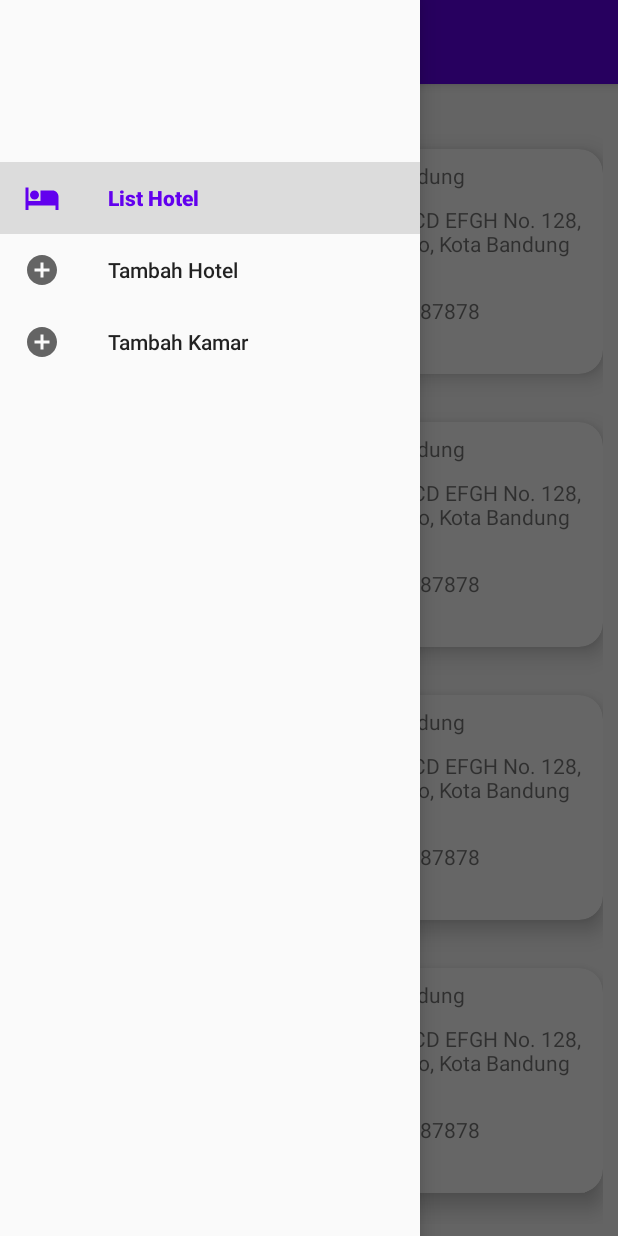
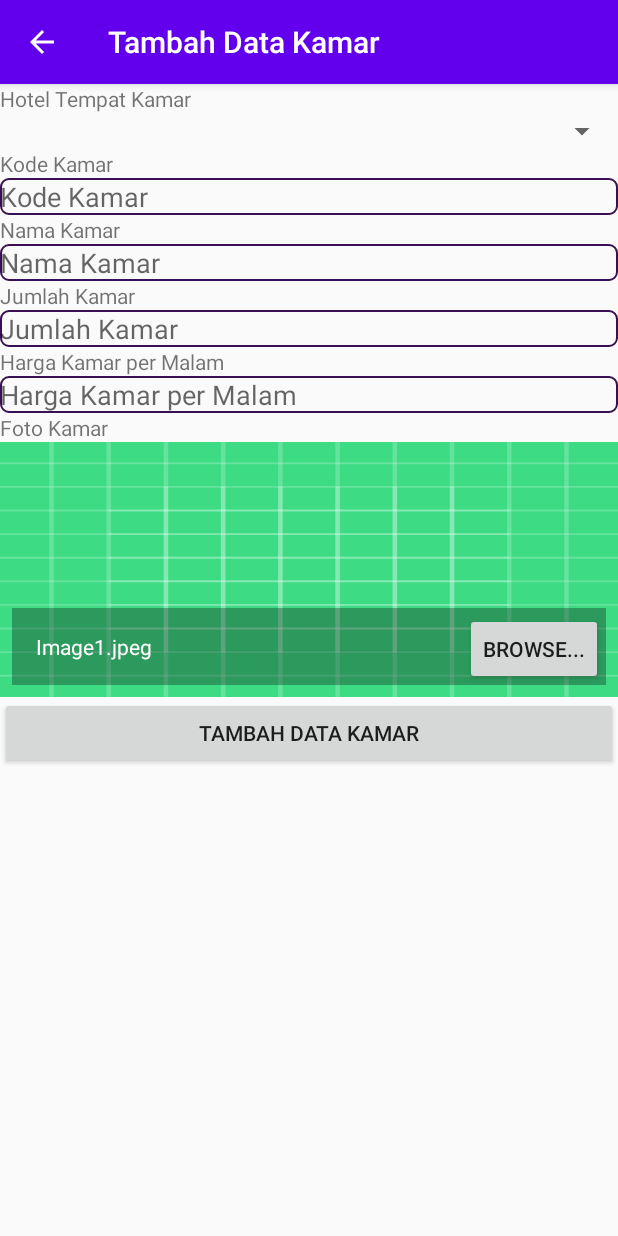
Before and after one commit to mumuhkustino/hotel_gis, an Android app: the screen it shows after launch (MainActivity before the commit, AddEditRoomActivity after it), in the side drawer, after a tap on "Tambah Kamar", on a phone screen of 412 x 824 dp. Run offline under Robolectric (Android 15) with nearby library versions, the phone set to English and light mode, and no system bars; libraries missing offline, so code that uses them is left out: jp.wasabeef.glide; pictures from the network do not load; 3 statements that could not run were skipped.

Commit message:
Add feature add edit hotel, and add edit room.

```diff
--- a/app/src/main/AndroidManifest.xml
+++ b/app/src/main/AndroidManifest.xml
@@ -13,9 +13,13 @@
         android:supportsRtl="true"
         android:theme="@style/AppTheme"
         android:usesCleartextTraffic="true">
+        <activity android:name=".admin.ui.AddEditRoomActivity"
+            android:theme="@style/AppTheme.NoActionBar" />
+        <activity android:name=".admin.ui.AddEditHotelActivity"
+            android:theme="@style/AppTheme.NoActionBar" />
         <activity
             android:name=".admin.ui.DetailHotelActivity"
-            android:theme="@style/AppTheme.NoActionBar"/>
+            android:theme="@style/AppTheme.NoActionBar" />
         <activity
             android:name=".MainActivity"
             android:theme="@style/AppTheme.NoActionBar">
--- a/app/src/main/java/com/hotelgis/MainActivity.kt
+++ b/app/src/main/java/com/hotelgis/MainActivity.kt
@@ -9,6 +9,8 @@ import androidx.core.view.GravityCompat
 import androidx.recyclerview.widget.LinearLayoutManager
 import com.google.android.material.navigation.NavigationView
 import com.hotelgis.admin.adapter.ListHotelAdapter
+import com.hotelgis.admin.ui.AddEditHotelActivity
+import com.hotelgis.admin.ui.AddEditRoomActivity
 import com.hotelgis.admin.ui.DetailHotelActivity
 import com.hotelgis.model.Hotel
 import kotlinx.android.synthetic.main.activity_main.*
@@ -30,6 +32,7 @@ class MainActivity : AppCompatActivity(), NavigationView.OnNavigationItemSelecte
         drawerLayout.addDrawerListener(toggle)
         toggle.syncState()
         navView.setNavigationItemSelectedListener(this)
+
         navView.setCheckedItem(R.id.listHotel)
 
         recyclerViewHotel.layoutManager = LinearLayoutManager(this)
@@ -68,10 +71,12 @@ class MainActivity : AppCompatActivity(), NavigationView.OnNavigationItemSelecte
     override fun onNavigationItemSelected(p0: MenuItem): Boolean {
         when (p0.itemId) {
             R.id.addHotel -> {
-                TODO()
+                val intentToDetail = Intent(baseContext, AddEditHotelActivity::class.java)
+                startActivity(intentToDetail)
             }
             R.id.addRoom -> {
-                TODO()
+                val intentToDetail = Intent(baseContext, AddEditRoomActivity::class.java)
+                startActivity(intentToDetail)
             }
         }
         drawerLayout.closeDrawer(GravityCompat.START)
@@ -81,9 +86,13 @@ class MainActivity : AppCompatActivity(), NavigationView.OnNavigationItemSelecte
     override fun onItemClicked(hotel: Hotel) {
         if (hotel != null) {
             val intentToDetail = Intent(baseContext, DetailHotelActivity::class.java)
-            intentToDetail.putExtra(DetailHotelActivity.EXTRA_HOTEL, hotel)
+            intentToDetail.putExtra(DetailHotelActivity.EXTRA_DETAIL_HOTEL, hotel)
             startActivity(intentToDetail)
         }
     }
 
+    override fun onResume() {
+        super.onResume()
+        navView.setCheckedItem(R.id.listHotel)
+    }
 }
--- a/app/src/main/java/com/hotelgis/admin/adapter/ListHotelAdapter.kt
+++ b/app/src/main/java/com/hotelgis/admin/adapter/ListHotelAdapter.kt
@@ -32,7 +32,6 @@ class ListHotelAdapter(private val onItemClickCallback: OnItemClickCallback): Re
     override fun onBindViewHolder(holder: ViewHolder, position: Int) {
         val hotel = listHotel[position]
 
-//        Log.d("", hotel.toString())
         holder.tvHotelName.text = hotel.name
         holder.tvHotelAddress.text = hotel.address
         holder.tvHotelPhone.text = hotel.phone
--- a/app/src/main/java/com/hotelgis/admin/adapter/ListRoomAdapter.kt
+++ b/app/src/main/java/com/hotelgis/admin/adapter/ListRoomAdapter.kt
@@ -1,6 +1,5 @@
-package com.roomgis.admin.adapter
+package com.hotelgis.admin.adapter
 
-import android.util.Log
 import android.view.LayoutInflater
 import android.view.View
 import android.view.ViewGroup
@@ -15,17 +14,17 @@ import com.hotelgis.R
 import com.hotelgis.model.Room
 import jp.wasabeef.glide.transformations.RoundedCornersTransformation
 
-class ListRoomAdapter (): RecyclerView.Adapter<ListRoomAdapter.ViewHolder>() {
+class ListRoomAdapter: RecyclerView.Adapter<ListRoomAdapter.ViewHolder>() {
 
     var listRoom: List<Room> = arrayListOf()
 
-    internal fun setRooms(notes : List<Room>){
-        this.listRoom = notes
+    set(value) {
+        field = value
         notifyDataSetChanged()
     }
 
     override fun onCreateViewHolder(parent: ViewGroup, viewType: Int): ViewHolder {
-        return ViewHolder(LayoutInflater.from(parent.context).inflate(R.layout.item_content_list_room, parent, false))
+        return ViewHolder(LayoutInflater.from(parent.context).inflate(R.layout.item_list_room, parent, false))
     }
 
     override fun getItemCount(): Int {
@@ -35,7 +34,6 @@ class ListRoomAdapter (): RecyclerView.Adapter<ListRoomAdapter.ViewHolder>() {
     override fun onBindViewHolder(holder: ViewHolder, position: Int) {
         val room = listRoom[position]
 
-        Log.d("", room.toString())
         holder.tvRoomCode.text = room.code
         holder.tvRoomName.text = room.name
         holder.tvRoomQuantity.text = room.quantity.toString()
--- /dev/null
+++ b/app/src/main/java/com/hotelgis/admin/ui/AddEditRoomActivity.kt
@@ -0,0 +1,58 @@
+package com.hotelgis.admin.ui
+
+import android.os.Bundle
+import android.view.MenuItem
+import androidx.appcompat.app.AppCompatActivity
+import com.hotelgis.R
+import com.hotelgis.model.Room
+import kotlinx.android.synthetic.main.activity_add_edit_room.*
+
+class AddEditRoomActivity : AppCompatActivity() {
+
+    companion object {
+        const val EXTRA_ROOM = "EXTRA_ROOM"
+        const val EXTRA_HOTEL = "EXTRA_HOTEL"
+    }
+
+    override fun onCreate(savedInstanceState: Bundle?) {
+        super.onCreate(savedInstanceState)
+        setContentView(R.layout.activity_add_edit_room)
+
+        toolbar.title = resources.getString(R.string.add_data_room)
+        if (intent.getStringExtra(EXTRA_ROOM) != null) {
+            toolbar.title = resources.getString(R.string.edit_data_room)
+        }
+        setSupportActionBar(toolbar)
+        supportActionBar?.setDisplayHomeAsUpEnabled(true)
+        val nameHotel = intent.getStringExtra(EXTRA_ROOM)
+
+        btnBrowseImage.setOnClickListener {
+//            tvImageName.text = //Name Image (ex: Image1.jpeg)
+//            Glide.with(baseContext)
+//                .load(image)
+//                .error(R.drawable.ic_launcher_background)
+//                .apply(RequestOptions.bitmapTransform(RoundedCornersTransformation(20, 0, RoundedCornersTransformation.CornerType.ALL)))
+//                .into(imgRoom)
+        }
+
+        btnAddDataRoom.setOnClickListener {
+            val hotel = Room(
+                intent.getStringExtra(EXTRA_ROOM),
+                edtRoomCode.text.toString(),
+                edtRoomName.text.toString(),
+                edtRoomQuantity.text.toString().toInt(),
+                edtRoomCost.text.toString().toInt(),
+                imgRoom.toString()
+            )
+            TODO("PUSH ROOM DATA TO FIREBASE")
+        }
+    }
+
+    override fun onOptionsItemSelected(item: MenuItem): Boolean {
+        if (item.itemId == android.R.id.home) {
+            finish()
+            return true
+        }
+        return super.onOptionsItemSelected(item)
+    }
+}
--- a/app/src/main/java/com/hotelgis/admin/ui/DetailHotelActivity.kt
+++ b/app/src/main/java/com/hotelgis/admin/ui/DetailHotelActivity.kt
@@ -1,5 +1,6 @@
 package com.hotelgis.admin.ui
 
+import android.content.Intent
 import android.os.Bundle
 import android.view.MenuItem
 import androidx.appcompat.app.AppCompatActivity
@@ -7,16 +8,16 @@ import androidx.recyclerview.widget.LinearLayoutManager
 import com.bumptech.glide.Glide
 import com.bumptech.glide.request.RequestOptions
 import com.hotelgis.R
+import com.hotelgis.admin.adapter.ListRoomAdapter
 import com.hotelgis.model.Hotel
 import com.hotelgis.model.Room
-import com.roomgis.admin.adapter.ListRoomAdapter
 import jp.wasabeef.glide.transformations.RoundedCornersTransformation
 import kotlinx.android.synthetic.main.activity_detail_hotel.*
 
 class DetailHotelActivity : AppCompatActivity() {
 
     companion object {
-        val EXTRA_HOTEL = "EXTRA_HOTEL"
+        const val EXTRA_DETAIL_HOTEL = "EXTRA_DETAIL_HOTEL"
     }
 
     override fun onCreate(savedInstanceState: Bundle?) {
@@ -25,7 +26,7 @@ class DetailHotelActivity : AppCompatActivity() {
 
         var hotel: Hotel? = null
         if (intent != null) {
-            hotel = intent.getParcelableExtra(EXTRA_HOTEL)
+            hotel = intent.getParcelableExtra(EXTRA_DETAIL_HOTEL)
         }
 
         toolbar.title = hotel?.name
@@ -42,13 +43,19 @@ class DetailHotelActivity : AppCompatActivity() {
             tvHotelAddress.text = hotel.address
             tvHotelPhone.text = hotel.phone
             tvHotelLocation.text = (hotel.lat + ", " + hotel.long)
+
+            fabAddRoom.setOnClickListener {
+                val intentToAddRoom = Intent(baseContext, AddEditRoomActivity::class.java)
+                intentToAddRoom.putExtra(AddEditRoomActivity.EXTRA_HOTEL, hotel.name)
+                startActivity(intentToAddRoom)
+            }
         }
 
         recyclerViewRoom.layoutManager = LinearLayoutManager(this)
 
-        val listHotelAdapter = ListRoomAdapter()
-        listHotelAdapter.listRoom = loadRoom()
-        recyclerViewRoom.adapter = listHotelAdapter
+        val listRoomAdapter = ListRoomAdapter()
+        listRoomAdapter.listRoom = loadRoom()
+        recyclerViewRoom.adapter = listRoomAdapter
     }
 
     private fun loadRoom(): List<Room> {
@@ -87,10 +94,10 @@ class DetailHotelActivity : AppCompatActivity() {
     }
 
     override fun onOptionsItemSelected(item: MenuItem): Boolean {
-        if (item.getItemId() == android.R.id.home) {
-            finish();
-            return true;
+        if (item.itemId == android.R.id.home) {
+            finish()
+            return true
         }
-        return super.onOptionsItemSelected(item);
+        return super.onOptionsItemSelected(item)
     }
 }
--- /dev/null
+++ b/app/src/main/res/drawable/border_purple.xml
@@ -0,0 +1,7 @@
+<?xml version="1.0" encoding="utf-8"?>
+<shape xmlns:android="http://schemas.android.com/apk/res/android"
+    android:shape="rectangle">
+    <solid android:color="#00000000" />
+    <stroke android:width="1dp" android:color="@color/colorPurple" />
+    <corners android:radius="5dp" />
+</shape>
--- /dev/null
+++ b/app/src/main/res/layout/activity_add_edit_room.xml
@@ -0,0 +1,148 @@
+<?xml version="1.0" encoding="utf-8"?>
+<LinearLayout xmlns:android="http://schemas.android.com/apk/res/android"
+    xmlns:app="http://schemas.android.com/apk/res-auto"
+    xmlns:tools="http://schemas.android.com/tools"
+    android:layout_width="match_parent"
+    android:layout_height="match_parent"
+    android:orientation="vertical"
+    tools:context=".admin.ui.AddEditRoomActivity">
+
+    <com.google.android.material.appbar.AppBarLayout
+        android:layout_width="match_parent"
+        android:layout_height="wrap_content"
+        android:theme="@style/AppTheme.AppBarOverlay">
+
+        <androidx.appcompat.widget.Toolbar
+            android:id="@+id/toolbar"
+            android:layout_width="match_parent"
+            android:layout_height="?attr/actionBarSize"
+            android:background="?attr/colorPrimary"
+            app:popupTheme="@style/AppTheme.PopupOverlay" />
+
+    </com.google.android.material.appbar.AppBarLayout>
+
+    <LinearLayout
+        android:layout_width="match_parent"
+        android:layout_height="wrap_content"
+        android:orientation="vertical">
+
+        <TextView
+            android:layout_width="match_parent"
+            android:layout_height="wrap_content"
+            android:text="@string/place_room"/>
+
+        <Spinner
+            android:id="@+id/spnHotelName"
+            android:layout_width="match_parent"
+            android:layout_height="wrap_content"/>
+
+
+        <TextView
+            android:layout_width="match_parent"
+            android:layout_height="wrap_content"
+            android:text="@string/roomcode"/>
+
+        <EditText
+            android:id="@+id/edtRoomCode"
+            android:autofillHints="@string/roomcode"
+            android:hint="@string/roomcode"
+            android:inputType="text"
+            android:layout_width="match_parent"
+            android:layout_height="wrap_content"
+            android:background="@drawable/border_purple"/>
+
+        <TextView
+            android:layout_width="match_parent"
+            android:layout_height="wrap_content"
+            android:text="@string/roomname"/>
+
+        <EditText
+            android:id="@+id/edtRoomName"
+            android:autofillHints="@string/roomname"
+            android:hint="@string/roomname"
+            android:inputType="text"
+            android:layout_width="match_parent"
+            android:layout_height="wrap_content"
+            android:background="@drawable/border_purple"/>
+
+        <TextView
+            android:layout_width="match_parent"
+            android:layout_height="wrap_content"
+            android:text="@string/roomquantity"/>
+
+        <EditText
+            android:id="@+id/edtRoomQuantity"
+            android:autofillHints="@string/roomquantity"
+            android:hint="@string/roomquantity"
+            android:inputType="text"
+            android:layout_width="match_parent"
+            android:layout_height="wrap_content"
+            android:background="@drawable/border_purple"/>
+
+        <TextView
+            android:layout_width="match_parent"
+            android:layout_height="wrap_content"
+            android:text="@string/room_cost_day"/>
+
+        <EditText
+            android:id="@+id/edtRoomCost"
+            android:autofillHints="@string/room_cost_day"
+            android:hint="@string/room_cost_day"
+            android:inputType="text"
+            android:layout_width="match_parent"
+            android:layout_height="wrap_content"
+            android:background="@drawable/border_purple"/>
+
+        <TextView
+            android:layout_width="match_parent"
+            android:layout_height="wrap_content"
+            android:text="@string/room_foto"/>
+
+        <FrameLayout
+            android:layout_width="match_parent"
+            android:layout_height="wrap_content">
+
+            <ImageView
+                android:id="@+id/imgRoom"
+                android:layout_width="match_parent"
+                android:layout_height="170dp"
+                android:adjustViewBounds="true"
+                android:scaleType="fitXY"
+                android:src="@drawable/ic_launcher_background"
+                android:contentDescription="@string/hotel_image"/>
+
+            <TextView
+                android:id="@+id/tvImageName"
+                android:layout_width="match_parent"
+                android:layout_height="wrap_content"
+                android:layout_gravity="bottom"
+                android:background="#4D000000"
+                android:layout_marginHorizontal="@dimen/card_horizontal_margin"
+                android:layout_marginBottom="@dimen/layout_vertical_margin"
+                android:padding="16dp"
+                android:text="Image1.jpeg"
+                android:textAppearance="@style/TextAppearance.AppCompat.Small"
+                android:textColor="@android:color/white"/>
+
+            <Button
+                android:id="@+id/btnBrowseImage"
+                android:layout_width="wrap_content"
+                android:layout_height="wrap_content"
+                android:layout_gravity="bottom|end"
+                android:layout_marginVertical="@dimen/layout_vertical_margin"
+                android:layout_marginBottom="@dimen/layout_vertical_margin"
+                android:layout_marginEnd="@dimen/layout_horizontal_padding"
+                android:text="@string/browse"/>
+
+        </FrameLayout>
+
+        <Button
+            android:id="@+id/btnAddDataRoom"
+            android:layout_width="match_parent"
+            android:layout_height="wrap_content"
+            android:text="@string/add_data_room"/>
+
+    </LinearLayout>
+
+
+</LinearLayout>
--- a/app/src/main/res/layout/item_list_hotel.xml
+++ b/app/src/main/res/layout/item_list_hotel.xml
@@ -48,7 +48,6 @@
                     android:layout_width="wrap_content"
                     android:layout_height="wrap_content"
                     android:contentDescription="@string/home_image"
-                    android:layout_marginRight="@dimen/image_horizontal_margin"
                     android:layout_marginEnd="@dimen/image_horizontal_margin"
                     android:src="@drawable/ic_home_purple"
                     tools:src="@drawable/ic_home_purple"/>
@@ -72,7 +71,6 @@
                 <ImageView
                     android:layout_width="wrap_content"
                     android:layout_height="wrap_content"
-                    android:layout_marginRight="@dimen/image_horizontal_margin"
                     android:layout_marginEnd="@dimen/image_horizontal_margin"
                     android:contentDescription="@string/phone_image"
                     android:src="@drawable/ic_phone_purple"
--- a/app/src/main/res/layout/item_content_list_room.xml
+++ b/app/src/main/res/layout/item_list_room.xml
@@ -16,7 +16,7 @@
             android:layout_width="wrap_content"
             android:layout_height="wrap_content"
             android:text="@string/room_code"
-            tools:text="Kode : "/>
+            tools:text="@string/room_code"/>
 
         <TextView
             android:id="@+id/tvRoomCode"
--- a/app/src/main/res/values/colors.xml
+++ b/app/src/main/res/values/colors.xml
@@ -3,4 +3,5 @@
     <color name="colorPrimary">#6200EE</color>
     <color name="colorPrimaryDark">#3700B3</color>
     <color name="colorAccent">#03DAC5</color>
+    <color name="colorPurple">#391053</color>
 </resources>
--- a/app/src/main/res/values/strings.xml
+++ b/app/src/main/res/values/strings.xml
@@ -13,8 +13,24 @@
     <string name="room_name">Family Suite</string>
     <string name="list_room">List Kamar</string>
     <string name="edit_data_hotel">Edit Data Hotel</string>
+    <string name="edit_data_room">Edit Data Kamar</string>
     <string name="room_quantity">Jumlah Kamar :</string>
     <string name="room_cost">Harga :</string>
     <string name="edit_room">Edit Kamar</string>
     <string name="room_code">Kode :</string>
+    <string name="hotel_name">Nama Hotel</string>
+    <string name="hotel_address">Alamat Hotel</string>
+    <string name="latitude">Latitude</string>
+    <string name="hotel_phone">No Telepon</string>
+    <string name="longitude">Longitude</string>
+    <string name="hotel_foto">Foto Hotel</string>
+    <string name="add_data_hotel">Tambah Data Hotel</string>
+    <string name="add_data_room">Tambah Data Kamar</string>
+    <string name="browse">Browse...</string>
+    <string name="room_foto">Foto Kamar</string>
+    <string name="room_cost_day">Harga Kamar per Malam</string>
+    <string name="roomquantity">Jumlah Kamar</string>
+    <string name="roomname">Nama Kamar</string>
+    <string name="roomcode">Kode Kamar</string>
+    <string name="place_room">Hotel Tempat Kamar</string>
 </resources>
```
Also changed, not shown: app/src/main/java/com/hotelgis/admin/ui/AddEditHotelActivity.kt (added, +56 -0 lines), app/src/main/res/layout/activity_add_edit_hotel.xml (added, +157 -0 lines), app/src/main/res/layout/activity_detail_hotel.xml (+27 -15 lines), app/src/main/res/layout/item_header_list.xml (deleted, +0 -14 lines), app/src/main/res/values/styles.xml (+10 -6 lines).
